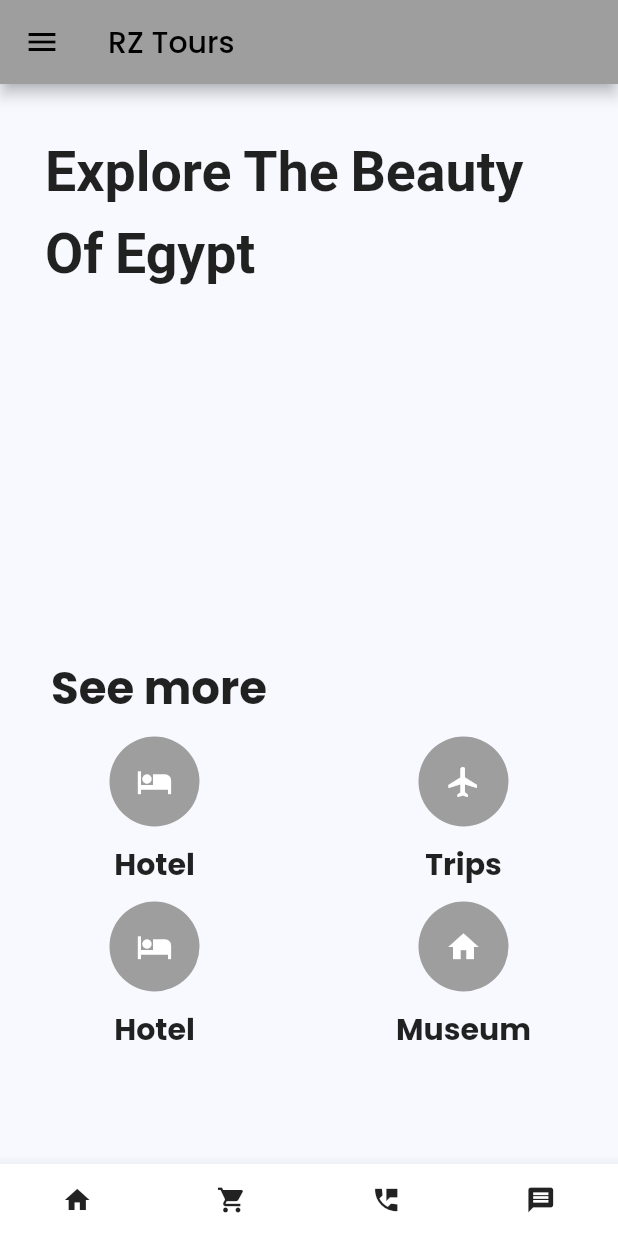
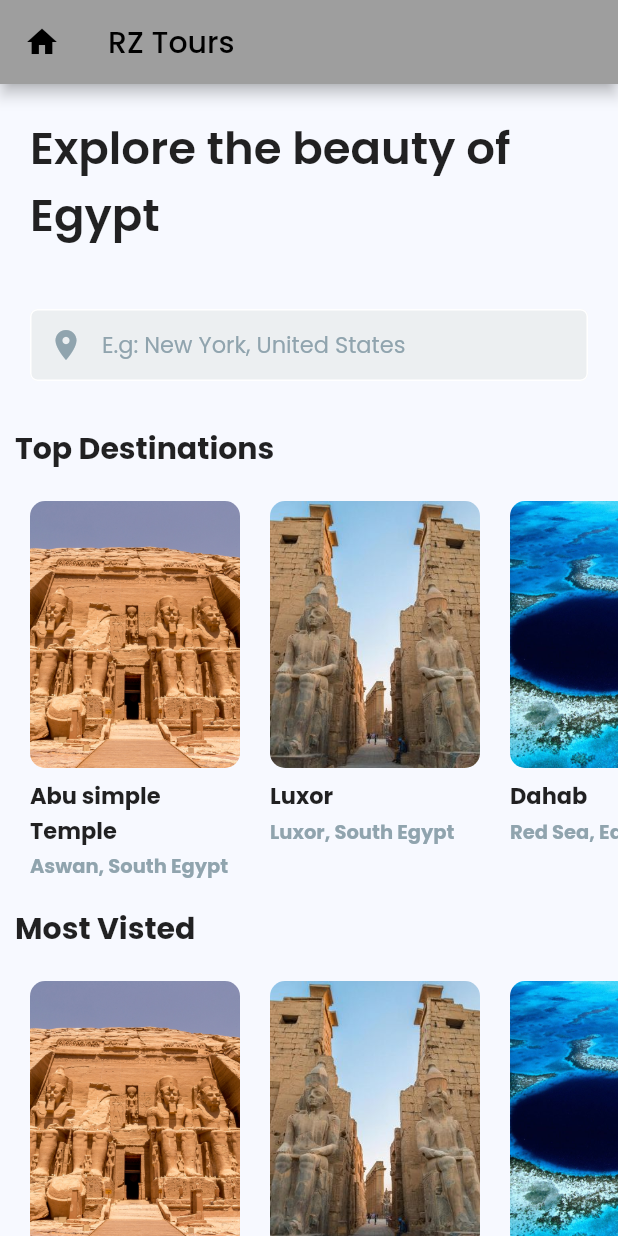
Before and after one commit to kareem337/RZ-tours-app, a Flutter app: the screen it shows after launch, on a phone screen of 412 x 824 dp. Run offline on Flutter 3.47's test engine with Material 2 defaults, Android fonts, the phone set to English and light mode, and no system bars; our stand-ins replace flutter_icons, flutter_screenutil, google_fonts, salomon_bottom_bar.

Commit message:
home page

```diff
--- a/rz_tours/lib/screens/home.dart
+++ b/rz_tours/lib/screens/home.dart
@@ -1,222 +1,192 @@
 import 'package:flutter/material.dart';
-import 'package:rz_tours/screens/home.dart';
-import 'package:rz_tours/screens/products.dart';
-import 'package:rz_tours/screens/sign_in.dart';
-import 'package:rz_tours/widgets/button_bar.dart';
+import 'package:rz_tours/utils/places.dart';
+import 'package:rz_tours/widgets/horizontal_place_item.dart';
+import 'package:rz_tours/widgets/search_bar.dart';
 
 class Home extends StatelessWidget {
-  const Home({Key? key}) : super(key: key);
-
   @override
   Widget build(BuildContext context) {
     return Scaffold(
       appBar: AppBar(
+        leading: Icon(Icons.home),
         title: Text("RZ Tours"),
       ),
-        bottomNavigationBar: Buttom(),
-        drawer: Drawer(
-          child: ListView(
+      body: ListView(
+        children: <Widget>[
+          Padding(
+            padding: EdgeInsets.all(20.0),
+            child: Text(
+              "Explore the beauty of \nEgypt",
+              style: TextStyle(
+                fontSize: 30.0,
+                fontWeight: FontWeight.w600,
+              ),
+            ),
+          ),
+          Padding(
+            padding: EdgeInsets.all(20.0),
+            child: SearchBar(),
+          ),
+          Padding(
+            padding: EdgeInsets.all(10.0),
+            child: Text(
+                "Top Destinations",
+                style: TextStyle(
+                  fontSize: 20.0,
+                  fontWeight: FontWeight.bold,
+                ),
+              ),
+          ),
+          buildHorizontalList(context),
+          Padding(
+            padding: EdgeInsets.all(10.0),
+            child: Text(
+                "Most Visted",
+                style: TextStyle(
+                  fontSize: 20.0,
+                  fontWeight: FontWeight.bold,
+                ),
+              ),
+          ),
+          buildHorizontalList(context),
+          Cards(context),
+        ],
+      ),
+    );
+  }
+
+  buildHorizontalList(BuildContext context) {
+    return Container(
+      padding: EdgeInsets.only(top: 10.0, left: 20.0),
+      height: 270.0,
+      width: MediaQuery.of(context).size.width,
+      child: ListView.builder(
+        scrollDirection: Axis.horizontal,
+        primary: false,
+        itemCount: places.length,
+        itemBuilder: (BuildContext context, int index) {
+          Map place = places.reversed.toList()[index];
+          return HorizontalPlaceItem(place: place);
+        },
+      ),
+    );
+  }
+
+  Cards(BuildContext context) {
+    return Container(
+      child: Column(
         children: [
-              ListTile(
-                title: Text("Home"),
-                onTap: () => Navigator.push(
-                    context, MaterialPageRoute(builder: (context) => Home())),
+          Container(
+            decoration: BoxDecoration(
+              borderRadius: BorderRadius.circular(10),
+              color: Colors.blue,
             ),
-              ListTile(
-                title: Text("About Us"),
-                onTap: () => Navigator.push(
-                    context, MaterialPageRoute(builder: (context) => SignIn())),
-              )
+            width: 300,
+            height: 60,
+            child: Container(
+              padding: EdgeInsets.all(10),
+              child: Row(
+                mainAxisAlignment: MainAxisAlignment.center,
+                children: [
+                  Icon(
+                    Icons.home
+                  ),
+                  Text(
+                    "  Hotels",
+                    style: TextStyle(
+                      fontSize: 20.0,
+                      fontWeight: FontWeight.w600,
+                    ),
+                  ),
                 ],
               ),
             ),
-        body: ListView(children: [
-          SafeArea(
-              child: Column(
+          )
+        ,
+        SizedBox(height: 10,),
+        Container(
+            decoration: BoxDecoration(
+              borderRadius: BorderRadius.circular(10),
+              color: Colors.blue,
+            ),
+            width: 300,
+            height: 60,
+            child: Container(
+              padding: EdgeInsets.all(10),
+              child: Row(
+                mainAxisAlignment: MainAxisAlignment.center,
                 children: [
-              Container(
-                  margin: EdgeInsets.all(30),
-                  child: Text(
-                    "Explore The Beauty Of Egypt",
+                  Icon(
+                    Icons.flight
+                  ),
+                  Text(
+                    "  Trips",
                     style: TextStyle(
-                        fontSize: 37,
-                        fontWeight: FontWeight.bold,
-                        fontFamily: "Raleway"),
-                  )),
-              Container(
-                height: 200,
-                child: ListView(
-                  scrollDirection: Axis.horizontal,
-                  children: <Widget>[
-                    Image(
-                        image: NetworkImage(
-                            "https://encrypted-tbn0.gstatic.com/images?q=tbn:ANd9GcQMSSJnFuUQ4DqATJqDJV99xyYx4Z6QfFJjHg&usqp=CAU")),
-                    Image(
-                        image: NetworkImage(
-                            "https://encrypted-tbn0.gstatic.com/images?q=tbn:ANd9GcQkY_jijp194fv3YodNkM-_kOsZ1_E0S6w4Ng&usqp=CAU")),
-                    Image(
-                        image: NetworkImage(
-                            "https://encrypted-tbn0.gstatic.com/images?q=tbn:ANd9GcTFpdliLd-Zrx6hxBdCHvzb7kofJtYs3qkTHA&usqp=CAU")),
-                    Image(
-                        image: NetworkImage(
-                            "https://encrypted-tbn0.gstatic.com/images?q=tbn:ANd9GcTFpdliLd-Zrx6hxBdCHvzb7kofJtYs3qkTHA&usqp=CAU"))
+                      fontSize: 20.0,
+                      fontWeight: FontWeight.w600,
+                    ),
+                  ),
                 ],
               ),
             ),
+          )
+          ,
+          SizedBox(height: 10,),
           Container(
-                  margin: EdgeInsets.all(10),
-                  padding: EdgeInsets.only(right: 200),
-                  child: Text(
-                    "See more",
+            decoration: BoxDecoration(
+              borderRadius: BorderRadius.circular(10),
+              color: Colors.blue,
+            ),
+            width: 300,
+            height: 60,
+            child: Container(
+              padding: EdgeInsets.all(10),
+              child: Row(
+                mainAxisAlignment: MainAxisAlignment.center,
+                children: [
+                  Icon(
+                    Icons.directions_boat
+                  ),
+                  Text(
+                    "  Cruises",
                     style: TextStyle(
-                      fontSize: 30,
-                      fontWeight: FontWeight.bold,
-                    ),
-                  )),
-              Row(
-                children: [
-                  Expanded(
-                    child: Container(
-                      child: Column(
-                        children: [
-                          CircleAvatar(
-                            radius: 30,
-                            backgroundColor: Colors.grey,
-                            child: IconButton(
-                              icon: Icon(
-                                Icons.hotel,
-                                color: Colors.white,
-                              ),
-                              onPressed: () {
-                                Navigator.push(
-                                    context,
-                                    MaterialPageRoute(
-                                        builder: (context) => Product()));
-                              },
+                      fontSize: 20.0,
+                      fontWeight: FontWeight.w600,
                     ),
                   ),
-                          SizedBox(
-                            height: 10,
-                          ),
-                          Text(
-                            "Hotel",
-                            style: TextStyle(
-                                fontWeight: FontWeight.bold, fontSize: 20),
-                          )
                 ],
               ),
             ),
           ),
-                  Expanded(
+          SizedBox(height: 10,),
+          Container(
+            decoration: BoxDecoration(
+              borderRadius: BorderRadius.circular(10),
+              color: Colors.blue,
+            ),
+            width: 300,
+            height: 60,
             child: Container(
-                      child: Column(
+              padding: EdgeInsets.all(10),
+              child: Row(
+                mainAxisAlignment: MainAxisAlignment.center,
                 children: [
-                          CircleAvatar(
-                            radius: 30,
-                            backgroundColor: Colors.grey,
-                            child: IconButton(
-                              icon: Icon(
-                                Icons.flight,
-                                color: Colors.white,
+                  Icon(
+                    Icons.shopping_bag
                   ),
-                              onPressed: () {
-                                Navigator.push(
-                                    context,
-                                    MaterialPageRoute(
-                                        builder: (context) => Product()));
-                              },
+                  Text(
+                    "  Packages",
+                    style: TextStyle(
+                      fontSize: 20.0,
+                      fontWeight: FontWeight.w600,
                     ),
                   ),
-                          SizedBox(
-                            height: 10,
-                          ),
-                          Text(
-                            "Trips",
-                            style: TextStyle(
-                                fontWeight: FontWeight.bold, fontSize: 20),
-                          )
                 ],
               ),
             ),
           )
           ],
       ),
-              SizedBox(
-                height: 10,
-              ),
-              Row(
-                children: [
-                  Expanded(
-                    child: Container(
-                      child: Column(
-                        children: [
-                          CircleAvatar(
-                            radius: 30,
-                            backgroundColor: Colors.grey,
-                            child: IconButton(
-                              icon: Icon(
-                                Icons.hotel,
-                                color: Colors.white,
-                              ),
-                              onPressed: () {
-                                Navigator.push(
-                                    context,
-                                    MaterialPageRoute(
-                                        builder: (context) => Product()));
-                              },
-                            ),
-                          ),
-                          SizedBox(
-                            height: 10,
-                          ),
-                          Text(
-                            "Hotel",
-                            style: TextStyle(
-                                fontWeight: FontWeight.bold, fontSize: 20),
-                          )
-                        ],
-                      ),
-                    ),
-                  ),
-                  Expanded(
-                    child: Container(
-                      child: Column(
-                        children: [
-                          CircleAvatar(
-                            radius: 30,
-                            backgroundColor: Colors.grey,
-                            child: IconButton(
-                              icon: Icon(
-                                Icons.home,
-                                color: Colors.white,
-                              ),
-                              onPressed: () {
-                                Navigator.push(
-                                    context,
-                                    MaterialPageRoute(
-                                        builder: (context) => Product()));
-                              },
-                            ),
-                          ),
-                          SizedBox(
-                            height: 10,
-                          ),
-                          Text(
-                            "Museum",
-                            style: TextStyle(
-                                fontWeight: FontWeight.bold, fontSize: 20),
-                          )
-                        ],
-                      ),
-                    ),
-                  )
-                ],
-              ),
-              SizedBox(
-                height: 5,
-              ),
-            ],
-          ))
-        ]));
+    );
   }
 }
--- /dev/null
+++ b/rz_tours/lib/utils/places.dart
@@ -0,0 +1,36 @@
+List places = [
+  {
+    "name": "Abdeen Palace",
+    "img": "assets/Abdeen.jpg",
+    "location": "Giza, Egypt",
+
+  },
+  {
+    "name": "Alexandria",
+    "img": "assets/Alex.jpg",
+    "price": r"$100/night",
+    "location": "Alexandria, North Egypt",
+
+  },
+  {
+    "name": "Dahab",
+    "img": "assets/dahab.jpg",
+    "price": r"$100/night",
+    "location": "Red Sea, East of Egypt",
+
+  },
+  {
+    "name": "Luxor",
+    "img": "assets/luxor.jpg",
+    "price": r"$100/night",
+    "location": "Luxor, South Egypt",
+
+  },
+  {
+    "name": "Abu simple Temple",
+    "img": "assets/abu simple.jpg",
+    "price": r"$100/night",
+    "location": "Aswan, South Egypt",
+
+  },
+];
--- /dev/null
+++ b/rz_tours/lib/widgets/horizontal_place_item.dart
@@ -0,0 +1,64 @@
+import 'package:flutter/material.dart';
+
+
+class HorizontalPlaceItem extends StatelessWidget {
+  final Map place ;
+
+  HorizontalPlaceItem({required this.place});
+
+  @override
+  Widget build(BuildContext context) {
+    return Padding(
+      padding: const EdgeInsets.only(right: 20.0),
+      child: InkWell(
+        child: Container(
+          height: 250.0,
+          width: 140.0,
+          child: Column(
+            children: <Widget>[
+              ClipRRect(
+                borderRadius: BorderRadius.circular(10),
+                child: Image.asset(
+                  "${place["img"]}",
+                  height: 178.0,
+                  width: 140.0,
+                  fit: BoxFit.cover,
+                ),
+              ),
+              SizedBox(height: 7.0),
+              Container(
+                alignment: Alignment.centerLeft,
+                child: Text(
+                  "${place["name"]}",
+                  style: TextStyle(
+                    fontWeight: FontWeight.bold,
+                    fontSize: 15.0,
+                  ),
+                  maxLines: 2,
+                  textAlign: TextAlign.left,
+                ),
+              ),
+              SizedBox(height: 3.0),
+              Container(
+                alignment: Alignment.centerLeft,
+                child: Text(
+                  "${place["location"]}",
+                  style: TextStyle(
+                    fontWeight: FontWeight.bold,
+                    fontSize: 13.0,
+                    color: Colors.blueGrey[300],
+                  ),
+                  maxLines: 1,
+                  textAlign: TextAlign.left,
+                ),
+              ),
+            ],
+          ),
+        ),
+        onTap: () {
+
+        },
+      ),
+    );
+  }
+}
--- /dev/null
+++ b/rz_tours/lib/widgets/search_bar.dart
@@ -0,0 +1,49 @@
+import 'package:flutter/material.dart';
+
+class SearchBar extends StatelessWidget {
+  final TextEditingController _searchControl = new TextEditingController();
+
+  @override
+  Widget build(BuildContext context) {
+    return Container(
+      decoration: BoxDecoration(
+        color: Colors.blueGrey[50],
+        borderRadius: BorderRadius.all(
+          Radius.circular(5.0),
+        ),
+      ),
+      child: TextField(
+        style: TextStyle(
+          fontSize: 15.0,
+          color: Colors.blueGrey[300],
+        ),
+        decoration: InputDecoration(
+          contentPadding: EdgeInsets.all(10.0),
+          border: OutlineInputBorder(
+            borderRadius: BorderRadius.circular(5.0),
+            borderSide: BorderSide(
+              color: Colors.white,
+            ),
+          ),
+          enabledBorder: OutlineInputBorder(
+            borderSide: BorderSide(
+              color: Colors.white,
+            ),
+            borderRadius: BorderRadius.circular(5.0),
+          ),
+          hintText: "E.g: New York, United States",
+          prefixIcon: Icon(
+            Icons.location_on,
+            color: Colors.blueGrey[300],
+          ),
+          hintStyle: TextStyle(
+            fontSize: 15.0,
+            color: Colors.blueGrey[300],
+          ),
+        ),
+        maxLines: 1,
+        controller: _searchControl,
+      ),
+    );
+  }
+}
```
Also changed, not shown: rz_tours/pubspec.lock. Lines whose indentation alone changed are shown as unchanged.
